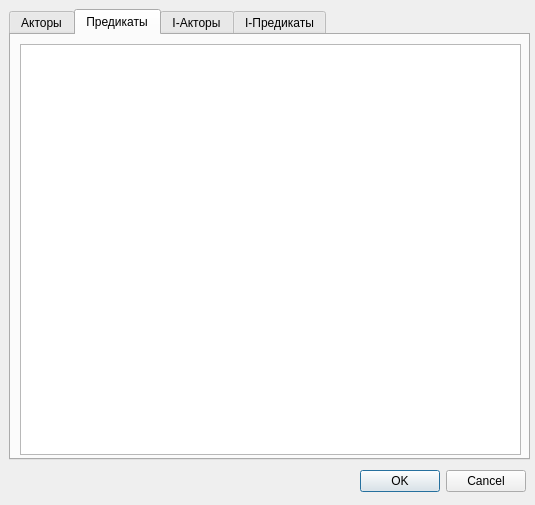
Before: the Qt Designer form RC/qobjecteditor.ui in graf-abolmasov/PGraph, drawn with Qt 5.
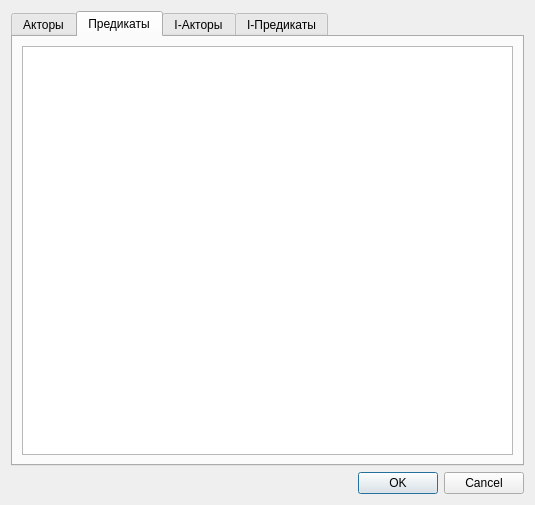
After: the same form once the commit is applied. The open tabs and pages were chosen to show the change. Icons and pictures are not drawn.

Commit message:
! Важное изменение алгоритма создания актора на основе базового модуля. ! Изменена структура БД: добавлено поле nev в таблицу databaz. Добавлены скрипты автоматического заполнения БД. ! Отредактированы все формы с использованием layouts везде, где необходимо.
* Исправлена ошибка при создании редактора массива.

```diff
--- a/RC/qobjecteditor.ui
+++ b/RC/qobjecteditor.ui
@@ -12,14 +12,14 @@
   </property>
   <property name="minimumSize">
    <size>
-    <width>535</width>
-    <height>505</height>
+    <width>400</width>
+    <height>300</height>
    </size>
   </property>
   <property name="maximumSize">
    <size>
-    <width>535</width>
-    <height>505</height>
+    <width>800</width>
+    <height>600</height>
    </size>
   </property>
   <property name="windowTitle">
@@ -29,15 +29,9 @@
    <iconset resource="resources.qrc">
     <normaloff>:/images/G.png</normaloff>:/images/G.png</iconset>
   </property>
+  <layout class="QVBoxLayout" name="verticalLayout">
+   <item>
   <widget class="QTabWidget" name="tab">
-   <property name="geometry">
-    <rect>
-     <x>9</x>
-     <y>9</y>
-     <width>521</width>
-     <height>451</height>
-    </rect>
-   </property>
    <property name="styleSheet">
     <string notr="true"/>
    </property>
@@ -93,16 +87,11 @@
     <attribute name="title">
      <string>Предикаты</string>
     </attribute>
-    <widget class="QListWidget" name="predicateList">
-     <property name="geometry">
-      <rect>
-       <x>9</x>
-       <y>9</y>
-       <width>501</width>
-       <height>411</height>
-      </rect>
-     </property>
-    </widget>
+      <layout class="QHBoxLayout" name="horizontalLayout_2">
+       <item>
+        <widget class="QListWidget" name="predicateList"/>
+       </item>
+      </layout>
    </widget>
    <widget class="QWidget" name="iactorsTab">
     <attribute name="title">
@@ -132,27 +121,16 @@
     <attribute name="title">
      <string>I-Предикаты</string>
     </attribute>
-    <widget class="QListWidget" name="inlinePredicateList">
-     <property name="geometry">
-      <rect>
-       <x>9</x>
-       <y>9</y>
-       <width>501</width>
-       <height>411</height>
-      </rect>
-     </property>
-    </widget>
-   </widget>
-  </widget>
+      <layout class="QHBoxLayout" name="horizontalLayout_4">
+       <item>
+        <widget class="QListWidget" name="inlinePredicateList"/>
+       </item>
+      </layout>
+     </widget>
+    </widget>
+   </item>
+   <item>
   <widget class="QDialogButtonBox" name="buttonBox">
-   <property name="geometry">
-    <rect>
-     <x>15</x>
-     <y>470</y>
-     <width>511</width>
-     <height>23</height>
-    </rect>
-   </property>
    <property name="orientation">
     <enum>Qt::Horizontal</enum>
    </property>
@@ -163,6 +141,8 @@
     <bool>false</bool>
    </property>
   </widget>
+   </item>
+  </layout>
  </widget>
  <tabstops>
   <tabstop>tab</tabstop>
```
Left out of the diff: 24 changed lines with no effect on the pictures. Lines whose indentation alone changed are shown as unchanged. The commit also changes 21 other files.
